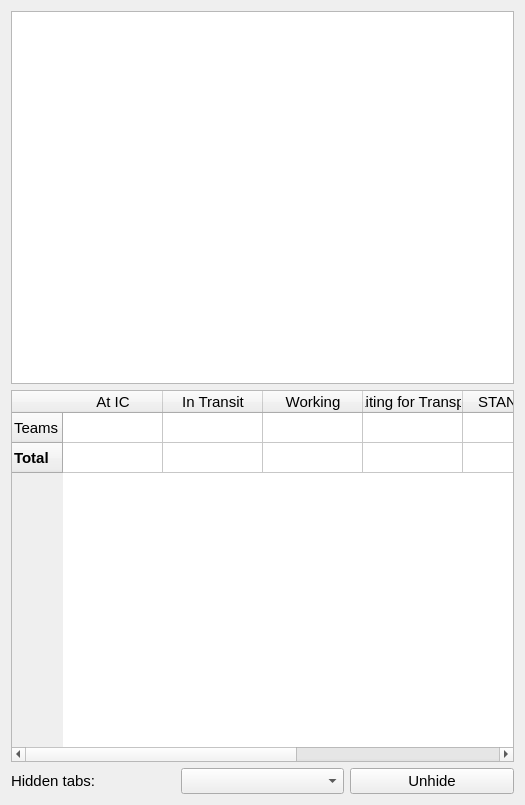
ncssar/radiolog, file designer/teamTabsPopup.ui: the form before one commit.
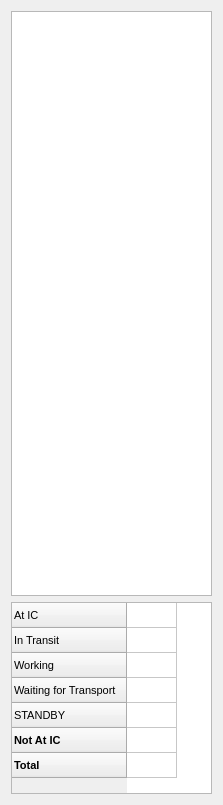
The form after the commit.

The edit to the form file:
```diff
--- a/designer/teamTabsPopup.ui
+++ b/designer/teamTabsPopup.ui
@@ -6,7 +6,7 @@
    <rect>
     <x>0</x>
     <y>0</y>
-    <width>525</width>
+    <width>223</width>
     <height>805</height>
    </rect>
   </property>
@@ -19,7 +19,7 @@
   <property name="windowTitle">
    <string>Form</string>
   </property>
-  <layout class="QVBoxLayout" name="verticalLayout" stretch="0,0,0">
+  <layout class="QVBoxLayout" name="verticalLayout" stretch="0,0">
    <item>
     <widget class="QTableWidget" name="teamTabsTableWidget">
      <attribute name="horizontalHeaderVisible">
@@ -32,83 +32,86 @@
    </item>
    <item>
     <widget class="QTableWidget" name="teamTabsSummaryTableWidget">
+     <property name="sizePolicy">
+      <sizepolicy hsizetype="Expanding" vsizetype="Minimum">
+       <horstretch>0</horstretch>
+       <verstretch>0</verstretch>
+      </sizepolicy>
+     </property>
+     <property name="font">
+      <font>
+       <pointsize>8</pointsize>
+      </font>
+     </property>
      <property name="selectionMode">
       <enum>QAbstractItemView::NoSelection</enum>
      </property>
+     <attribute name="horizontalHeaderVisible">
+      <bool>false</bool>
+     </attribute>
+     <attribute name="horizontalHeaderCascadingSectionResizes">
+      <bool>false</bool>
+     </attribute>
+     <attribute name="horizontalHeaderDefaultSectionSize">
+      <number>50</number>
+     </attribute>
+     <attribute name="verticalHeaderDefaultSectionSize">
+      <number>25</number>
+     </attribute>
      <row>
-      <property name="text">
-       <string>Teams</string>
-      </property>
-     </row>
-     <row>
-      <property name="text">
-       <string>Total</string>
-      </property>
-      <property name="font">
-       <font>
-        <weight>75</weight>
-        <bold>true</bold>
-       </font>
-      </property>
-     </row>
-     <column>
       <property name="text">
        <string>At IC</string>
       </property>
-     </column>
-     <column>
+     </row>
+     <row>
       <property name="text">
        <string>In Transit</string>
       </property>
-     </column>
-     <column>
+     </row>
+     <row>
       <property name="text">
        <string>Working</string>
       </property>
-     </column>
-     <column>
+     </row>
+     <row>
       <property name="text">
        <string>Waiting for Transport</string>
       </property>
-     </column>
-     <column>
+     </row>
+     <row>
       <property name="text">
        <string>STANDBY</string>
       </property>
-     </column>
-     <column>
+     </row>
+     <row>
       <property name="text">
-       <string>Available</string>
+       <string>Not At IC</string>
       </property>
-     </column>
+      <property name="font">
+       <font>
+        <weight>75</weight>
+        <bold>true</bold>
+       </font>
+      </property>
+     </row>
+     <row>
+      <property name="text">
+       <string>Total</string>
+      </property>
+      <property name="font">
+       <font>
+        <weight>75</weight>
+        <bold>true</bold>
+       </font>
+      </property>
+     </row>
      <column>
       <property name="text">
-       <string>Off Duty</string>
+       <string>Count</string>
       </property>
      </column>
     </widget>
    </item>
-   <item>
-    <layout class="QHBoxLayout" name="horizontalLayout">
-     <item>
-      <widget class="QLabel" name="hiddenTabsLabel">
-       <property name="text">
-        <string>Hidden tabs:</string>
-       </property>
-      </widget>
-     </item>
-     <item>
-      <widget class="QComboBox" name="hiddenTabsComboBox"/>
-     </item>
-     <item>
-      <widget class="QPushButton" name="unhideButton">
-       <property name="text">
-        <string>Unhide</string>
-       </property>
-      </widget>
-     </item>
-    </layout>
-   </item>
   </layout>
  </widget>
  <resources/>
```
